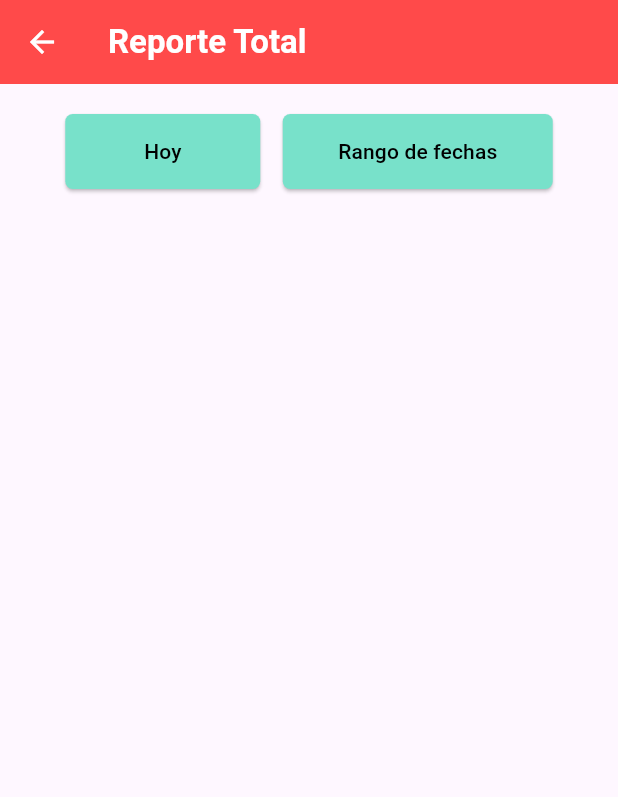
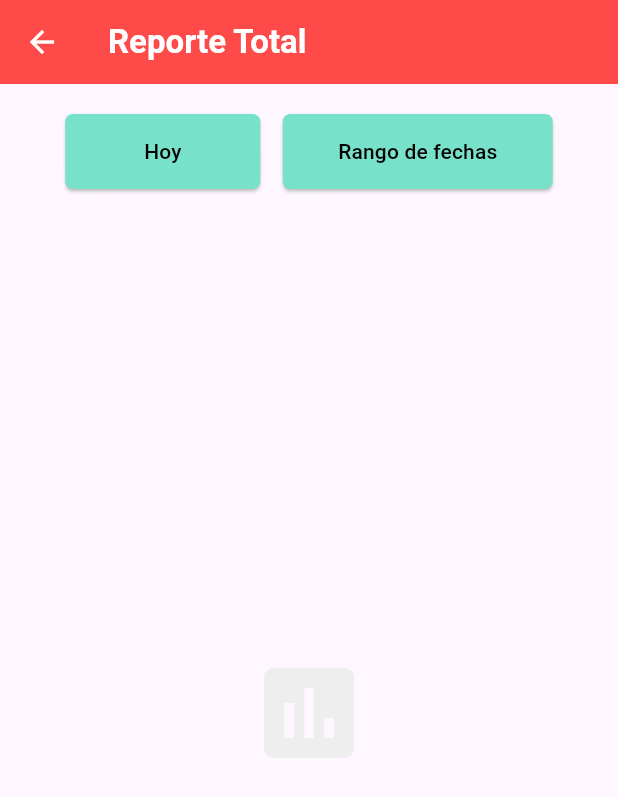
Before and after one commit to gonzalobarrazueta/shopinzider, a Flutter app: the TransactionsPage screen opened directly, on a phone screen of 412 x 824 dp. Shown: the top 797 px of the screen. Run offline on Flutter 3.47's test engine with Material 3 defaults, Android fonts, the phone set to English and light mode, and no system bars.

Commit message:
feat: Add placholder image

```diff
--- a/lib/pages/transactions.dart
+++ b/lib/pages/transactions.dart
@@ -131,6 +131,15 @@ class TransactionsPageState extends State<TransactionsPage> {
                   //Text('End Date: ${endDate != null ? formatter.format(endDate!) : 'Not selected'}'),
                 ],
               ),
+              Expanded(
+                child: Center(
+                  child: Icon(
+                    Icons.insert_chart,
+                    size: 80,
+                    color: Colors.grey.shade200,
+                  )
+                )
+              )
             ],
           ),
         ),
```
